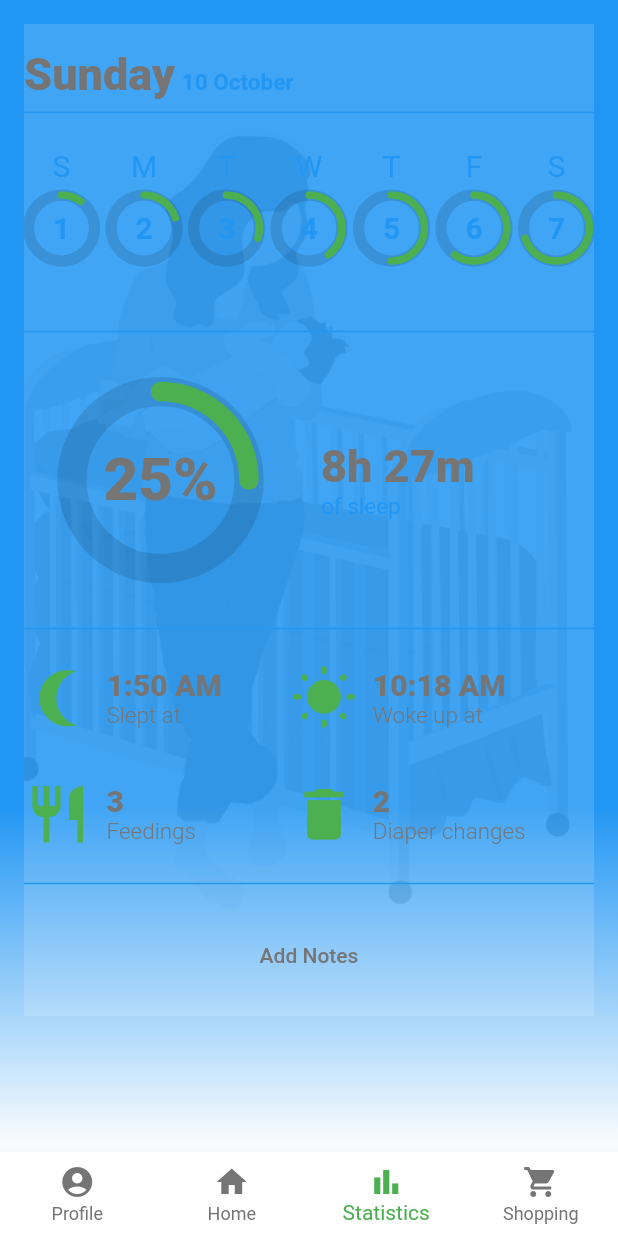
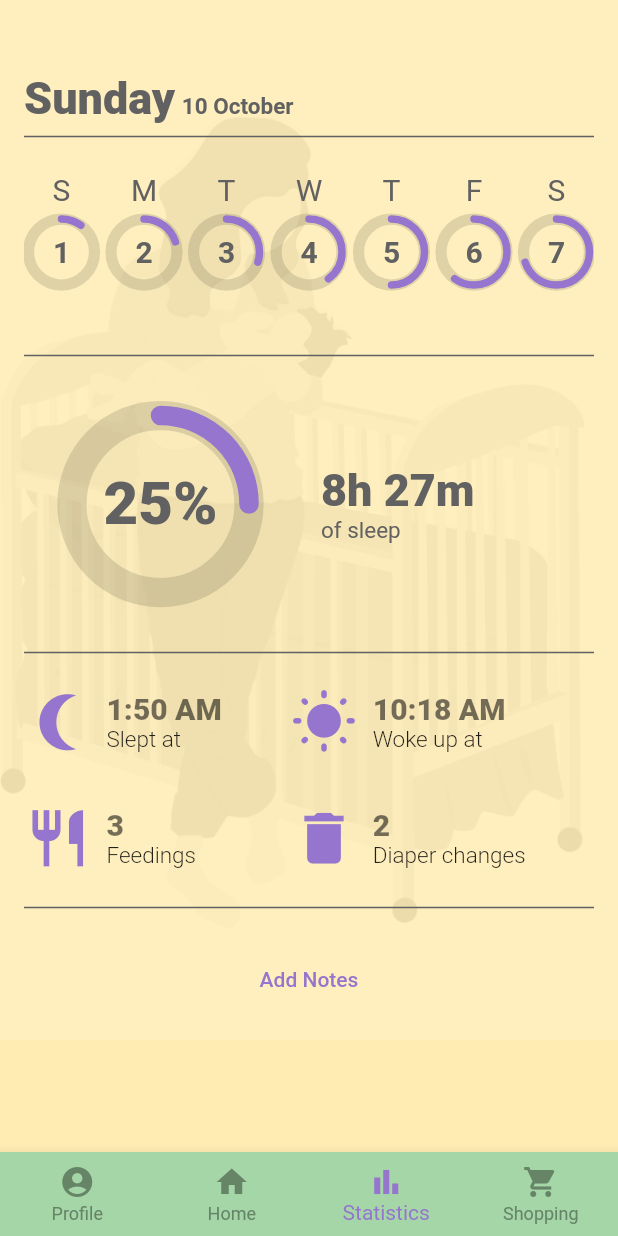
Before and after one commit to acm-projects/BabyQuest, a Flutter app: the screen it shows once a user with an empty profile is signed in, item 3 of the bottom bar chosen, on a phone screen of 412 x 824 dp. Run offline on Flutter 3.47's test engine with Material 2 defaults, Android fonts, the phone set to English and light mode, and no system bars; our stand-ins replace cloud_firestore, firebase_auth, firebase_core, flutter_spinkit, flutter_svg, font_awesome_flutter and 3 more; accounts and stored records are empty; network calls fail.

Commit message:
applied color scheme to all pages

```diff
--- a/client/lib/main.dart
+++ b/client/lib/main.dart
@@ -16,7 +16,6 @@ Future main() async {
     const SystemUiOverlayStyle(
       statusBarColor: Colors.transparent,
       systemNavigationBarIconBrightness: Brightness.dark,
-      //systemNavigationBarColor: Colors.white
     ),
   );
 
@@ -33,22 +32,19 @@ class MyApp extends StatelessWidget {
       child: MaterialApp(
         theme: ThemeData(
           brightness: Brightness.light,
-          //fontFamily: 'Sonorous',
-          colorScheme: ColorScheme.fromSwatch().copyWith(
-            primary: Colors.green,
-            primaryVariant: const Color(0xFFE9FAE9),
-            secondary: Colors.grey.shade600,
-            secondaryVariant: Colors.grey.shade500,
+          textTheme: const TextTheme(
+            headline1: TextStyle(fontWeight: FontWeight.w800, fontSize: 30),
+            headline2: TextStyle(fontWeight: FontWeight.w800, fontSize: 20),
+            subtitle1: TextStyle(fontWeight: FontWeight.w300, fontSize: 15),
           ),
-          textTheme: TextTheme(
-            headline1: TextStyle(
-                color: Colors.grey.shade600,
-                fontWeight: FontWeight.w800,
-                fontSize: 20),
-            subtitle1: TextStyle(
-                color: Colors.grey.shade600,
-                fontWeight: FontWeight.w300,
-                fontSize: 15),
+          scaffoldBackgroundColor: Colors.amber.shade100,
+          colorScheme: ColorScheme.fromSwatch(
+            primarySwatch: createMaterialColor(Colors.deepPurple.shade300),
+          ).copyWith(
+            onBackground: Colors.grey.shade700,
+            onSurface: Colors.grey.shade700,
+            secondary: Colors.green.shade200,
+            onSecondary: const Color(0xFF668567),
           ),
         ),
         debugShowCheckedModeBanner: false,
@@ -57,3 +53,23 @@ class MyApp extends StatelessWidget {
     );
   }
 }
+
+MaterialColor createMaterialColor(Color color) {
+  List strengths = <double>[.05];
+  final swatch = <int, Color>{};
+  final int r = color.red, g = color.green, b = color.blue;
+
+  for (int i = 1; i < 10; i++) {
+    strengths.add(0.1 * i);
+  }
+  for (var strength in strengths) {
+    final double ds = 0.5 - strength;
+    swatch[(strength * 1000).round()] = Color.fromRGBO(
+      r + ((ds < 0 ? r : (255 - r)) * ds).round(),
+      g + ((ds < 0 ? g : (255 - g)) * ds).round(),
+      b + ((ds < 0 ? b : (255 - b)) * ds).round(),
+      1,
+    );
+  }
+  return MaterialColor(color.value, swatch);
+}
--- a/client/lib/pages/main/main_wrapper.dart
+++ b/client/lib/pages/main/main_wrapper.dart
@@ -29,12 +29,11 @@ class _MainWrapperState extends State<MainWrapper> {
         children: screens,
       ),
       bottomNavigationBar: BottomNavigationBar(
+        backgroundColor: Theme.of(context).colorScheme.secondary,
+        unselectedItemColor: Theme.of(context).colorScheme.onSecondary,
         type: BottomNavigationBarType.fixed,
         currentIndex: currentIndex,
         onTap: (index) => setState(() => currentIndex = index),
-        selectedItemColor: Theme.of(context).colorScheme.primary,
-        unselectedItemColor: Theme.of(context).colorScheme.secondary,
-        backgroundColor: Colors.white,
         items: const [
           BottomNavigationBarItem(
               icon: Icon(Icons.account_circle), label: "Profile"),
--- a/client/lib/pages/main/shopping_page.dart
+++ b/client/lib/pages/main/shopping_page.dart
@@ -18,8 +18,6 @@ class _ShoppingPageState extends State<ShoppingPage> {
         automaticallyImplyLeading: false,
         elevation: 0,
         centerTitle: true,
-        foregroundColor: accentColor,
-        backgroundColor: Colors.white,
         title: const Text(
           "Shopping Cart",
           style: TextStyle(fontWeight: FontWeight.w200, fontSize: 50),
--- a/client/lib/pages/main/statistics_page.dart
+++ b/client/lib/pages/main/statistics_page.dart
@@ -16,28 +16,9 @@ class _StatisticsPageState extends State<StatisticsPage> {
   @override
   Widget build(BuildContext context) {
     return Scaffold(
-      appBar: AppBar(
-        backgroundColor: Theme.of(context).colorScheme.primaryVariant,
-        toolbarHeight: 0,
-        elevation: 0,
-      ),
-      backgroundColor: Theme.of(context).colorScheme.primaryVariant,
-      extendBodyBehindAppBar: true,
-      body: Ink(
-        decoration: BoxDecoration(
-          gradient: LinearGradient(
-            begin: Alignment.topCenter,
-            end: Alignment.bottomCenter,
-            colors: [
-              Theme.of(context).colorScheme.primaryVariant,
-              Colors.white,
-            ],
-            stops: const [.7, 1],
-          ),
-        ),
-        padding: const EdgeInsets.all(16),
-        child: ListView(
+      body: ListView(
         physics: const ClampingScrollPhysics(),
+        padding: EdgeInsets.zero,
         children: [
           Container(
             decoration: const BoxDecoration(
@@ -47,10 +28,12 @@ class _StatisticsPageState extends State<StatisticsPage> {
                   image: AssetImage('assets/images/undraw_baby.png'),
                   fit: BoxFit.cover),
             ),
+            child: Padding(
+              padding: const EdgeInsets.symmetric(horizontal: 16),
               child: Column(
                 children: [
                   Padding(
-                    padding: const EdgeInsets.only(top: 16),
+                    padding: const EdgeInsets.only(top: 48),
                     child: Align(
                       alignment: Alignment.centerLeft,
                       child: RichText(
@@ -61,8 +44,9 @@ class _StatisticsPageState extends State<StatisticsPage> {
                               style: TextStyle(
                                   fontSize: 30,
                                   fontWeight: FontWeight.w800,
-                                  color:
-                                      Theme.of(context).colorScheme.secondary),
+                                  color: Theme.of(context)
+                                      .colorScheme
+                                      .onBackground),
                             ),
                             const TextSpan(
                               text: ' ',
@@ -72,7 +56,7 @@ class _StatisticsPageState extends State<StatisticsPage> {
                               style: TextStyle(
                                   color: Theme.of(context)
                                       .colorScheme
-                                      .secondaryVariant,
+                                      .onBackground,
                                   fontWeight: FontWeight.w600,
                                   fontSize: 15),
                             )
@@ -82,7 +66,7 @@ class _StatisticsPageState extends State<StatisticsPage> {
                     ),
                   ),
                   Divider(
-                    color: Theme.of(context).colorScheme.secondaryVariant,
+                    color: Theme.of(context).colorScheme.onBackground,
                     thickness: 1,
                   ),
                   SizedBox(
@@ -92,59 +76,58 @@ class _StatisticsPageState extends State<StatisticsPage> {
                       controller: pageController,
                       onPageChanged: (int index) =>
                           setState(() => _index = index),
-                      itemBuilder: (_, i) {
+                      itemBuilder: (context, index) {
                         return Transform.scale(
-                          scale: i == _index ? 1 : 0.9,
+                          scale: index == _index ? 1 : .97,
                           child: Padding(
                             padding: const EdgeInsets.symmetric(vertical: 16),
                             child: Row(
-                              //crossAxisAlignment: CrossAxisAlignment.start,
                               children: [
                                 DayCircle(
-                                  fraction: .1,
-                                  date: '${_index * 7 + 1}',
+                                  fraction: ((index * 7 + 1) % 10) / 10,
+                                  date: '${index * 7 + 1}',
                                   day: 'S',
                                   onTap: () {},
                                 ),
                                 const Spacer(),
                                 DayCircle(
-                                  fraction: .2,
-                                  date: '${_index * 7 + 2}',
+                                  fraction: ((index * 7 + 2) % 10) / 10,
+                                  date: '${index * 7 + 2}',
                                   day: 'M',
                                   onTap: () {},
                                 ),
                                 const Spacer(),
                                 DayCircle(
-                                  fraction: .3,
-                                  date: '${_index * 7 + 3}',
+                                  fraction: ((index * 7 + 3) % 10) / 10,
+                                  date: '${index * 7 + 3}',
                                   day: 'T',
                                   onTap: () {},
                                 ),
                                 const Spacer(),
                                 DayCircle(
-                                  fraction: .4,
-                                  date: '${_index * 7 + 4}',
+                                  fraction: ((index * 7 + 4) % 10) / 10,
+                                  date: '${index * 7 + 4}',
                                   day: 'W',
                                   onTap: () {},
                                 ),
                                 const Spacer(),
                                 DayCircle(
-                                  fraction: .5,
-                                  date: '${_index * 7 + 5}',
+                                  fraction: ((index * 7 + 5) % 10) / 10,
+                                  date: '${index * 7 + 5}',
                                   day: 'T',
                                   onTap: () {},
                                 ),
                                 const Spacer(),
                                 DayCircle(
-                                  fraction: .6,
-                                  date: '${_index * 7 + 6}',
+                                  fraction: ((index * 7 + 6) % 10) / 10,
+                                  date: '${index * 7 + 6}',
                                   day: 'F',
                                   onTap: () {},
                                 ),
                                 const Spacer(),
                                 DayCircle(
-                                  fraction: .7,
-                                  date: '${_index * 7 + 7}',
+                                  fraction: ((index * 7 + 7) % 10) / 10,
+                                  date: '${index * 7 + 7}',
                                   day: 'S',
                                   onTap: () {},
                                 ),
@@ -156,7 +139,7 @@ class _StatisticsPageState extends State<StatisticsPage> {
                     ),
                   ),
                   Divider(
-                    color: Theme.of(context).colorScheme.secondaryVariant,
+                    color: Theme.of(context).colorScheme.onBackground,
                     thickness: 1,
                   ),
                   Container(
@@ -171,8 +154,6 @@ class _StatisticsPageState extends State<StatisticsPage> {
                           width: 150,
                           padding: const EdgeInsets.all(16),
                           child: FractionCircle(
-                            primaryCircleColor:
-                                Theme.of(context).colorScheme.primary,
                             backgroundCircleColor: Colors.black12,
                             fraction: .25,
                             strokeWidth: 13,
@@ -181,8 +162,9 @@ class _StatisticsPageState extends State<StatisticsPage> {
                               style: TextStyle(
                                   fontSize: 40,
                                   fontWeight: FontWeight.w900,
-                                  color:
-                                      Theme.of(context).colorScheme.secondary),
+                                  color: Theme.of(context)
+                                      .colorScheme
+                                      .onBackground),
                             ),
                           ),
                         ),
@@ -199,7 +181,7 @@ class _StatisticsPageState extends State<StatisticsPage> {
                                     fontWeight: FontWeight.w800,
                                     color: Theme.of(context)
                                         .colorScheme
-                                        .secondary),
+                                        .onSurface),
                               ),
                               const TextSpan(
                                 text: '\n',
@@ -207,9 +189,8 @@ class _StatisticsPageState extends State<StatisticsPage> {
                               TextSpan(
                                 text: 'of sleep',
                                 style: TextStyle(
-                                    color: Theme.of(context)
-                                        .colorScheme
-                                        .secondaryVariant,
+                                    color:
+                                        Theme.of(context).colorScheme.onSurface,
                                     fontWeight: FontWeight.w400,
                                     fontSize: 15),
                               )
@@ -220,7 +201,7 @@ class _StatisticsPageState extends State<StatisticsPage> {
                     ),
                   ),
                   Divider(
-                    color: Theme.of(context).colorScheme.secondaryVariant,
+                    color: Theme.of(context).colorScheme.onBackground,
                     thickness: 1,
                   ),
                   Container(
@@ -269,7 +250,7 @@ class _StatisticsPageState extends State<StatisticsPage> {
                     ),
                   ),
                   Divider(
-                    color: Theme.of(context).colorScheme.secondaryVariant,
+                    color: Theme.of(context).colorScheme.onBackground,
                     thickness: 1,
                   ),
                   Padding(
@@ -279,15 +260,15 @@ class _StatisticsPageState extends State<StatisticsPage> {
                       child: Text(
                         'Add Notes',
                         style: TextStyle(
-                            color: Theme.of(context).colorScheme.secondary),
+                            color: Theme.of(context).colorScheme.primary),
                       ),
                     ),
                   ),
                 ],
               ),
             ),
+          ),
         ],
-        ),
       ),
     );
   }
@@ -320,7 +301,7 @@ class DayCircle extends StatelessWidget {
             style: TextStyle(
                 fontSize: 20,
                 fontWeight: FontWeight.w400,
-                color: Theme.of(context).colorScheme.secondaryVariant),
+                color: Theme.of(context).colorScheme.onBackground),
           ),
         ),
         InkWell(
@@ -338,7 +319,7 @@ class DayCircle extends StatelessWidget {
                 style: TextStyle(
                     fontSize: 20,
                     fontWeight: FontWeight.w700,
-                    color: Theme.of(context).colorScheme.secondaryVariant),
+                    color: Theme.of(context).colorScheme.onBackground),
                 softWrap: false,
               ),
             ),
--- a/client/lib/widgets/icon_information.dart
+++ b/client/lib/widgets/icon_information.dart
@@ -21,8 +21,11 @@ class IconInformation extends StatelessWidget {
           text: TextSpan(
             children: [
               WidgetSpan(
-                  child: Icon(iconData,
-                      size: 45, color: Theme.of(context).colorScheme.primary),
+                  child: Icon(
+                    iconData,
+                    size: 45,
+                    color: Theme.of(context).colorScheme.primary,
+                  ),
                   alignment: PlaceholderAlignment.middle),
             ],
           ),
@@ -34,7 +37,7 @@ class IconInformation extends StatelessWidget {
           text: TextSpan(
             children: [
               TextSpan(
-                  text: topText, style: Theme.of(context).textTheme.headline1),
+                  text: topText, style: Theme.of(context).textTheme.headline2),
               const TextSpan(text: '\n'),
               TextSpan(
                   text: bottomText,
```
Also changed, not shown: client/lib/pages/authenticate/authenticate.dart (+7 -24 lines), client/lib/pages/authenticate/signin_form.dart (+10 -10 lines), client/lib/pages/main/home_page.dart (+1 -16 lines), client/lib/pages/main/profile_page.dart (+26 -59 lines). Lines whose indentation alone changed are shown as unchanged.
